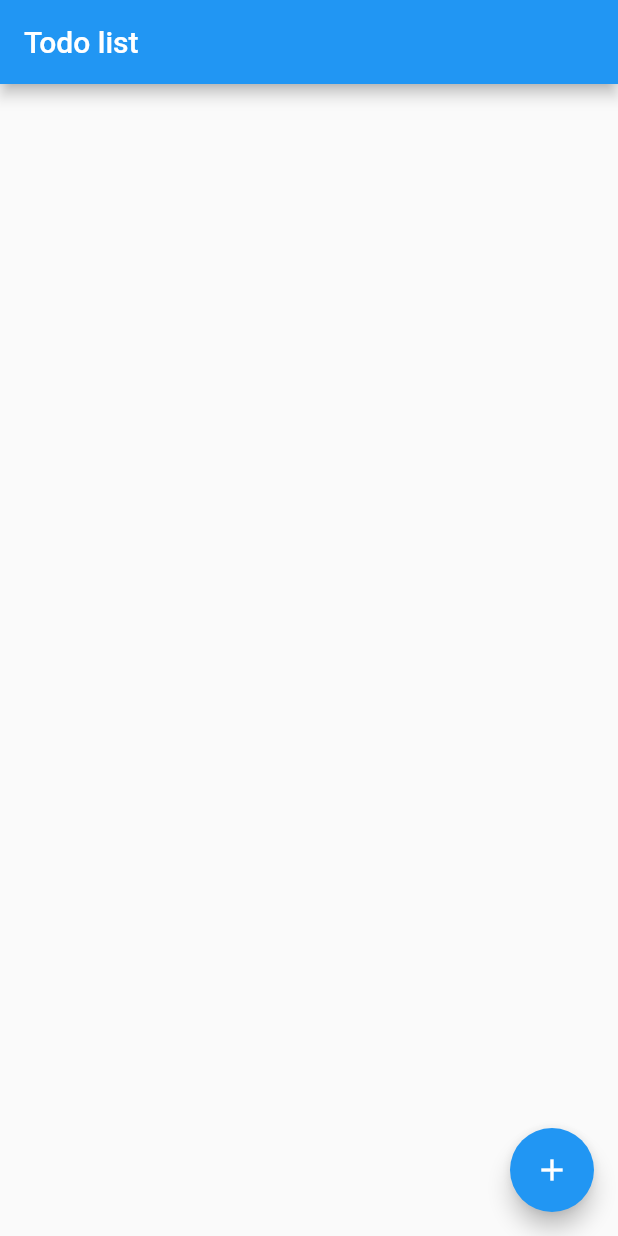
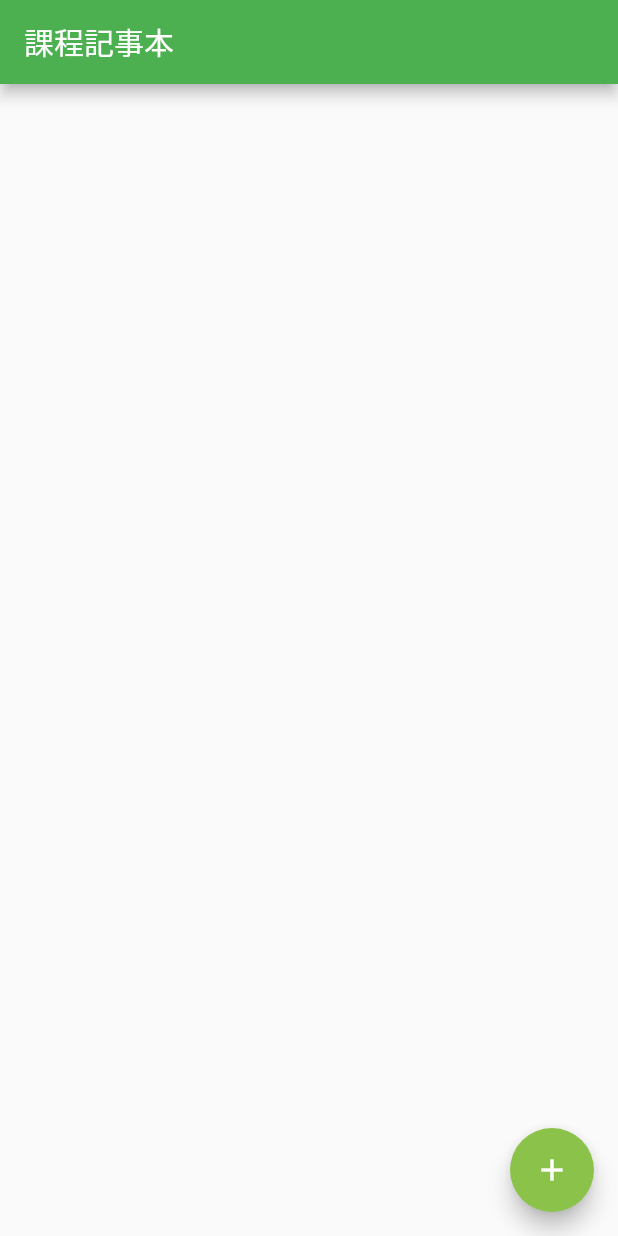
Before and after one commit to chenyuqing90/school_table_list, a Flutter app: the screen it shows after launch, on a phone screen of 412 x 824 dp. Run offline on Flutter 3.47's test engine with Material 2 defaults, Android fonts, the phone set to English and light mode, and no system bars.

Commit message:
change color

```diff
--- a/lib/main.dart
+++ b/lib/main.dart
@@ -1,5 +1,4 @@
 import 'package:flutter/material.dart';
-
 
 
 class Todo {
@@ -33,7 +32,7 @@ class TodoItem extends StatelessWidget {
         onTodoChanged(todo);
       },
       leading: CircleAvatar(
-        backgroundColor: Colors.amber,
+        backgroundColor: Colors.green,
         child: Icon(Icons.grade, color: Colors.white,),
       ),
       title: Text(todo.name, style: _getTextStyle(todo.checked)),
@@ -54,7 +53,8 @@ class _TodoListState extends State<TodoList> {
   Widget build(BuildContext context) {
     return new Scaffold(
       appBar: new AppBar(
-        title: new Text('Todo list'),
+        title: new Text('課程記事本'),
+        backgroundColor: Colors.green,
       ),
       body: ListView(
         padding: EdgeInsets.symmetric(vertical: 8.0),
@@ -66,8 +66,9 @@ class _TodoListState extends State<TodoList> {
         }).toList(),
       ),
       floatingActionButton: FloatingActionButton(
+          backgroundColor: Colors.lightGreen,
           onPressed: () => _displayDialog(),
-          tooltip: 'Add Item',
+          tooltip: '新增記事',
           child: Icon(Icons.add)),
     );
   }
@@ -120,7 +121,7 @@ class TodoApp extends StatelessWidget {
   @override
   Widget build(BuildContext context) {
     return new MaterialApp(
-      title: 'Todo list',
+      title: '課程記事本',
       home: new TodoList(),
     );
   }
```
